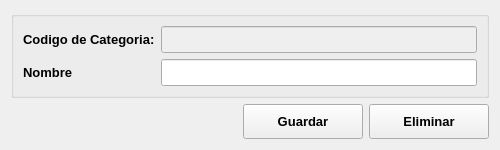
Before: the Qt Designer form ui/categorias.ui in OesteDEV/TPV, drawn with Qt 5.
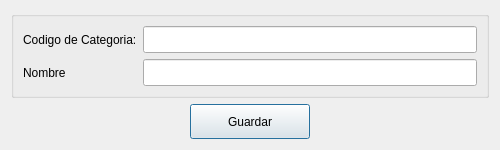
After: the same form once the commit is applied. Icons and pictures are not drawn.

```diff
--- a/ui/categorias.ui
+++ b/ui/categorias.ui
@@ -44,14 +44,6 @@
        <height>35</height>
       </size>
      </property>
-     <property name="font">
-      <font>
-       <family>Arial</family>
-       <pointsize>10</pointsize>
-       <weight>75</weight>
-       <bold>true</bold>
-      </font>
-     </property>
      <property name="text">
       <string>Guardar</string>
      </property>
@@ -59,48 +51,11 @@
       <iconset>
        <normaloff>icon/guardar.png</normaloff>icon/guardar.png</iconset>
      </property>
-     <property name="iconSize">
-      <size>
-       <width>20</width>
-       <height>20</height>
-      </size>
+     <property name="autoDefault">
+      <bool>true</bool>
      </property>
-    </widget>
-   </item>
-   <item row="2" column="2">
-    <widget class="QPushButton" name="eliminar">
-     <property name="sizePolicy">
-      <sizepolicy hsizetype="Fixed" vsizetype="Fixed">
-       <horstretch>0</horstretch>
-       <verstretch>0</verstretch>
-      </sizepolicy>
-     </property>
-     <property name="minimumSize">
-      <size>
-       <width>120</width>
-       <height>35</height>
-      </size>
-     </property>
-     <property name="font">
-      <font>
-       <family>Arial</family>
-       <pointsize>10</pointsize>
-       <weight>75</weight>
-       <bold>true</bold>
-      </font>
-     </property>
-     <property name="text">
-      <string>Eliminar</string>
-     </property>
-     <property name="icon">
-      <iconset>
-       <normaloff>icon/cancel.png</normaloff>icon/cancel.png</iconset>
-     </property>
-     <property name="iconSize">
-      <size>
-       <width>20</width>
-       <height>20</height>
-      </size>
+     <property name="default">
+      <bool>true</bool>
      </property>
     </widget>
    </item>
@@ -188,14 +143,6 @@
           </disabled>
          </palette>
         </property>
-        <property name="font">
-         <font>
-          <family>Arial</family>
-          <pointsize>10</pointsize>
-          <weight>75</weight>
-          <bold>true</bold>
-         </font>
-        </property>
         <property name="text">
          <string>Codigo de Categoria:</string>
         </property>
@@ -248,8 +195,7 @@
         </property>
         <property name="font">
          <font>
-          <family>Arial</family>
-          <pointsize>12</pointsize>
+          <pointsize>10</pointsize>
           <weight>75</weight>
           <bold>true</bold>
          </font>
@@ -328,14 +274,6 @@
           </disabled>
          </palette>
         </property>
-        <property name="font">
-         <font>
-          <family>Arial</family>
-          <pointsize>10</pointsize>
-          <weight>75</weight>
-          <bold>true</bold>
-         </font>
-        </property>
         <property name="text">
          <string>Nombre</string>
         </property>
@@ -344,7 +282,7 @@
       <item row="0" column="1" colspan="2">
        <widget class="QLineEdit" name="id_categoria">
         <property name="enabled">
-         <bool>false</bool>
+         <bool>true</bool>
         </property>
         <property name="sizePolicy">
          <sizepolicy hsizetype="Expanding" vsizetype="Expanding">
@@ -391,8 +329,7 @@
         </property>
         <property name="font">
          <font>
-          <family>Arial</family>
-          <pointsize>12</pointsize>
+          <pointsize>10</pointsize>
           <weight>75</weight>
           <bold>true</bold>
          </font>
```
